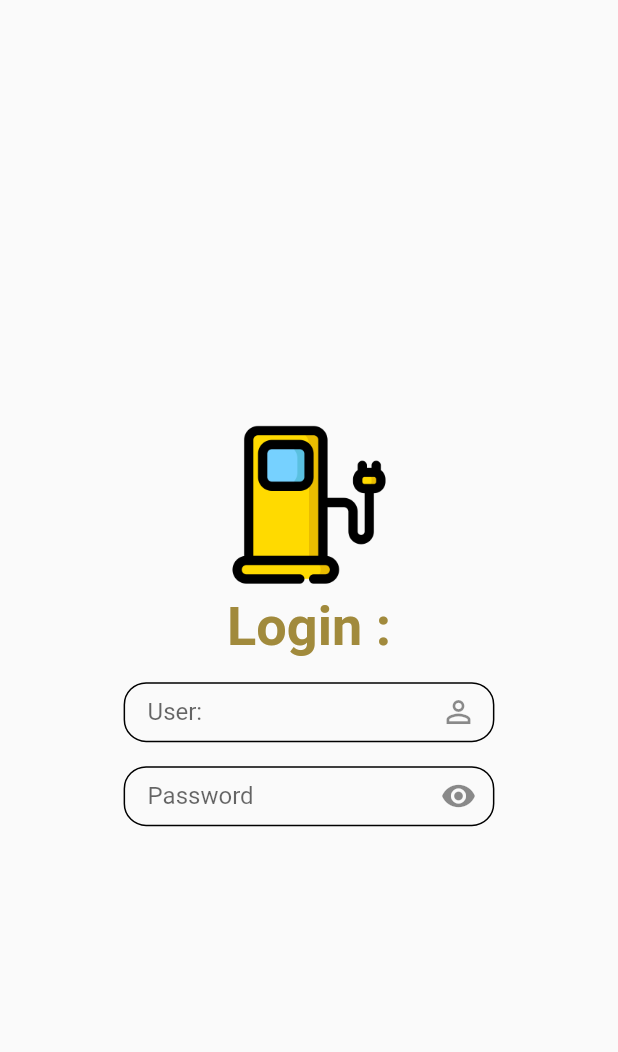
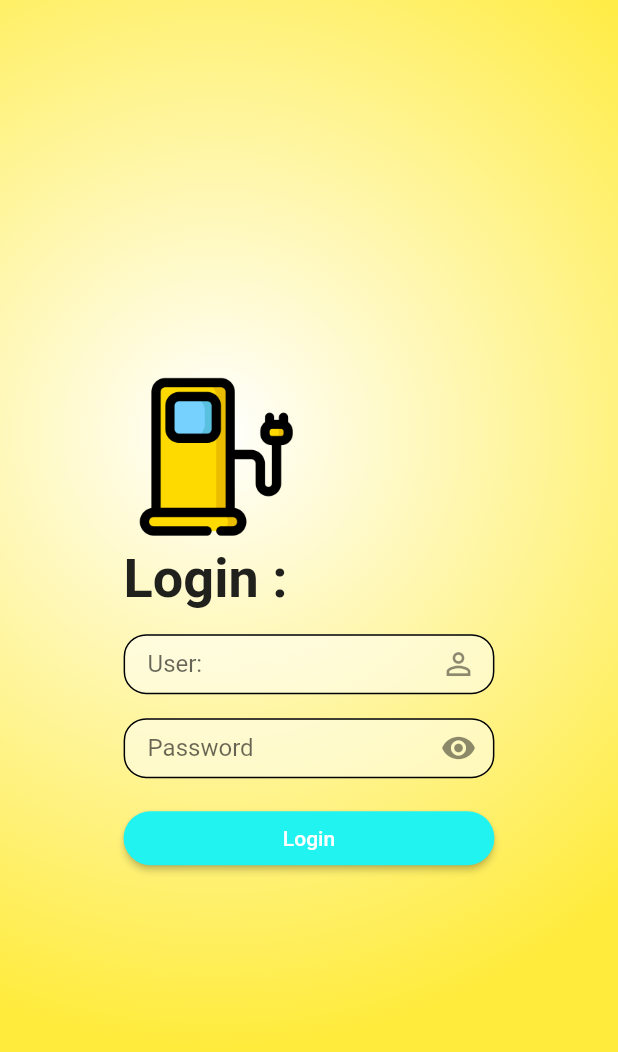
Before and after one commit to spiritrko/PalmProject, a Flutter app: the screen it shows after launch, on a phone screen of 412 x 824 dp. Shown: the top 1052 px of the screen. Run offline on Flutter 3.47's test engine with Material 2 defaults, Android fonts, the phone set to English and light mode, and no system bars; our stand-ins replace google_fonts; missing offline and left inert: dart:js; Roboto replaces fonts that are missing (Mali).

Commit message:
finish 21june65

```diff
--- a/lib/states/authen.dart
+++ b/lib/states/authen.dart
@@ -1,4 +1,7 @@
 import 'package:flutter/material.dart';
+import 'package:palmpea/utility/my_constant.dart';
+import 'package:palmpea/utility/mydialog.dart';
+import 'package:palmpea/widgets/show_button.dart';
 import 'package:palmpea/widgets/show_form.dart';
 import 'package:palmpea/widgets/show_image.dart';
 import 'package:palmpea/widgets/show_text.dart';
@@ -12,31 +15,54 @@ class Authen extends StatefulWidget {
 
 class _AuthenState extends State<Authen> {
   bool redEye = true;
-
+  String? user, password;
   @override
   Widget build(BuildContext context) {
     return Scaffold(
       body: LayoutBuilder(
           builder: (BuildContext context, BoxConstraints boxConstraints) {
-        return
-        GestureDetector(behavior: HitTestBehavior.opaque,
+        return GestureDetector(
+          behavior: HitTestBehavior.opaque,
           onTap: () {
             FocusScope.of(context).requestFocus(FocusScopeNode());
           },
+          child: Container(
+            decoration: MyConstant().bgBox(),
             child: Center(
               child: Column(
                 mainAxisAlignment: MainAxisAlignment.center,
                 children: [
                   newLogo(boxConstraints),
-              newTitle(),
+                  newTitle(boxConstraints),
                   formUser(boxConstraints),
-              formPassword(boxConstraints)
+                  formPassword(boxConstraints),
+                  buttonLogin(boxConstraints),
                 ],
               ),
             ),
+          ),
         );
+      }),
+    );
+  }
 
-      }),
+  Container buttonLogin(BoxConstraints boxConstraints) {
+    return Container(
+      margin: const EdgeInsets.only(top: 16),
+      width: boxConstraints.maxWidth * 0.6,
+      child: ShowButtom(
+        label: 'Login',
+        pressFunc: () {
+          print('user = $user, password = $password');
+          if ((user?.isEmpty ?? true) || (password?.isEmpty ?? true)) {
+            print('Have Space');
+            Mydialog(buildContext: context)
+                .nomalDialog(title: 'Error', subtitle: 'Have space');
+          } else {
+            print('Have Space');
+          }
+        },
+      ),
     );
   }
 
@@ -54,7 +80,9 @@ class _AuthenState extends State<Authen> {
         obSecu: redEye,
         hint: 'Password',
         iconData: Icons.lock_outline,
-        changeFung: (String string) {},
+        changeFung: (String string) {
+          password = string.trim(); //ตัดช่องว่างหน้าหลัง
+        },
       ),
     );
   }
@@ -67,17 +95,38 @@ class _AuthenState extends State<Authen> {
       child: ShowForm(
         hint: 'User:',
         iconData: Icons.person_outline,
-        changeFung: (String string) {},
+        changeFung: (String string) {
+          user = string.trim(); //ตัดช่องว่างหน้าหลัง
+        },
       ),
     );
   }
 
-  ShowTest newTitle() => ShowTest(text: 'Login :');
+  Widget newTitle(BoxConstraints boxConstraints) {
+    return SizedBox(
+      width: boxConstraints.maxWidth * 0.6,
+      child: Row(
+        children: [
+          ShowTest(
+            text: 'Login :',
+            textStyle: MyConstant().h1Style(),
+          ),
+        ],
+      ),
+    );
+  }
 
   SizedBox newLogo(BoxConstraints boxConstraints) {
     return SizedBox(
+      width: boxConstraints.maxWidth * 0.6,
+      child: Row(
+        children: [
+          SizedBox(
             width: boxConstraints.maxHeight * 0.15,
             child: ShowImage(),
+          ),
+        ],
+      ),
     );
   }
 }
--- a/lib/utility/my_constant.dart
+++ b/lib/utility/my_constant.dart
@@ -1,29 +1,45 @@
+import 'package:flutter/cupertino.dart';
 import 'package:flutter/material.dart';
+import 'package:google_fonts/google_fonts.dart';
 
 class MyConstant {
   // Field
   static Color primary = Color.fromARGB(255, 33, 243, 240);
-  static Color dark = Color.fromARGB(255, 161, 138, 60);
+  static Color dark = Color.fromARGB(255, 32, 32, 29);
+  static Color active = CupertinoColors.quaternaryLabel;
   //Method
+  BoxDecoration bgBox() {
+    return BoxDecoration(
+      gradient: RadialGradient(
+        radius: 1.0,
+        center: Alignment(-0.3, -0.3),
+        colors: [Colors.white, Colors.yellow],
+      ),
+    ); //สีพื้นหลัง
+  }
+
   TextStyle h1Style() {
-    return TextStyle(
+    //เเบบตัวอักษร
+    return GoogleFonts.mali(
       fontSize: 36,
       color: dark,
-      fontWeight : FontWeight.bold,
-      );
+      fontWeight: FontWeight.bold,
+    );
   }
+
   TextStyle h2Style() {
-    return TextStyle(
+    return GoogleFonts.mali(
       fontSize: 36,
       color: dark,
-      fontWeight : FontWeight.w700,
-      );
+      fontWeight: FontWeight.w700,
+    );
   }
+
   TextStyle h3Style() {
-    return TextStyle(
+    return GoogleFonts.mali(
       fontSize: 36,
       color: dark,
-      fontWeight : FontWeight.normal,
-      );
+      fontWeight: FontWeight.normal,
+    );
   }
 }
--- /dev/null
+++ b/lib/widgets/show_button.dart
@@ -0,0 +1,24 @@
+// ignore_for_file: public_member_api_docs, sort_constructors_first
+import 'package:flutter/material.dart';
+import 'package:palmpea/utility/my_constant.dart';
+
+class ShowButtom extends StatelessWidget {
+  final String label;
+  final Function() pressFunc;
+  const ShowButtom({
+    Key? key,
+    required this.label,
+    required this.pressFunc,
+  }) : super(key: key);
+
+  @override
+  Widget build(BuildContext context) {
+    return ElevatedButton(
+        style: ElevatedButton.styleFrom(
+          shape: RoundedRectangleBorder(borderRadius: BorderRadius.circular(30)),//ปุ่มโค้ง
+          primary: MyConstant.primary,
+        ),
+        onPressed: pressFunc,
+        child: Text(label));
+  }
+}
--- a/lib/widgets/show_form.dart
+++ b/lib/widgets/show_form.dart
@@ -1,5 +1,6 @@
 // ignore_for_file: public_member_api_docs, sort_constructors_first
 import 'package:flutter/material.dart';
+import 'package:palmpea/utility/my_constant.dart';
 
 class ShowForm extends StatelessWidget {
   final String hint;
@@ -22,7 +23,12 @@ class ShowForm extends StatelessWidget {
       obscureText: obSecu ?? false,
       onChanged: changeFung,
       decoration: InputDecoration(
-        suffixIcon: redEyeFunc == null ? Icon(iconData) : IconButton(onPressed: redEyeFunc, icon: Icon(Icons.remove_red_eye)),
+        filled: true,
+        fillColor: Colors.white.withOpacity(0.5),
+        suffixIcon: redEyeFunc == null
+            ? Icon(iconData)
+            : IconButton(
+                onPressed: redEyeFunc, icon: Icon(Icons.remove_red_eye)),
         hintText: hint,
         contentPadding: const EdgeInsets.only(top: 4, bottom: 4, left: 16),
         enabledBorder: OutlineInputBorder(
@@ -30,9 +36,9 @@ class ShowForm extends StatelessWidget {
           15,
         )),
         focusedBorder: OutlineInputBorder(
-            borderRadius: BorderRadius.circular(
-          15,
-        )),
+            borderSide: BorderSide(color: MyConstant.active),
+            borderRadius: BorderRadius.circular(15,),
+            ),
       ),
     );
   }
--- a/lib/widgets/show_text.dart
+++ b/lib/widgets/show_text.dart
@@ -13,6 +13,6 @@ class ShowTest extends StatelessWidget {
 
   @override
   Widget build(BuildContext context) {
-    return Text(text, style: textStyle ?? MyConstant().h1Style(),);
+    return Text(text, style: textStyle ?? MyConstant().h1Style(),);//รีเทรินค่า text เเละ style จากหน้า My_Constant.dart
   }
 }
--- a/pubspec.yaml
+++ b/pubspec.yaml
@@ -34,6 +34,7 @@ dependencies:
   # The following adds the Cupertino Icons font to your application.
   # Use with the CupertinoIcons class for iOS style icons.
   cupertino_icons: ^1.0.2
+  google_fonts: ^3.0.1
 
 dev_dependencies:
   flutter_test:
```
Also changed, not shown: lib/utility/mydialog.dart (added, +35 -0 lines), pubspec.lock, 1 other file. Lines whose indentation alone changed are shown as unchanged.
